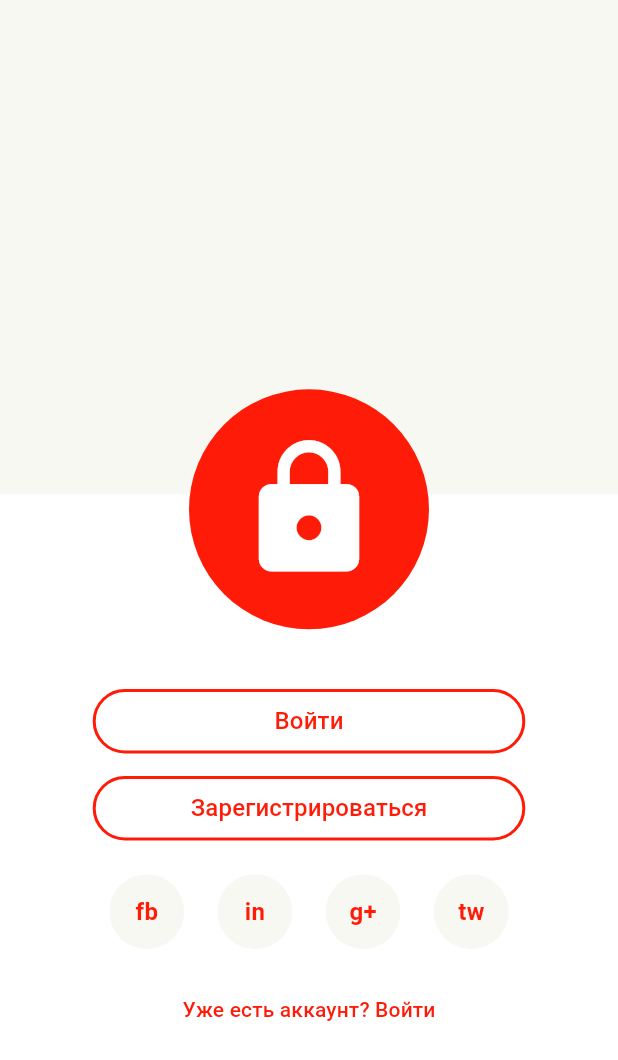
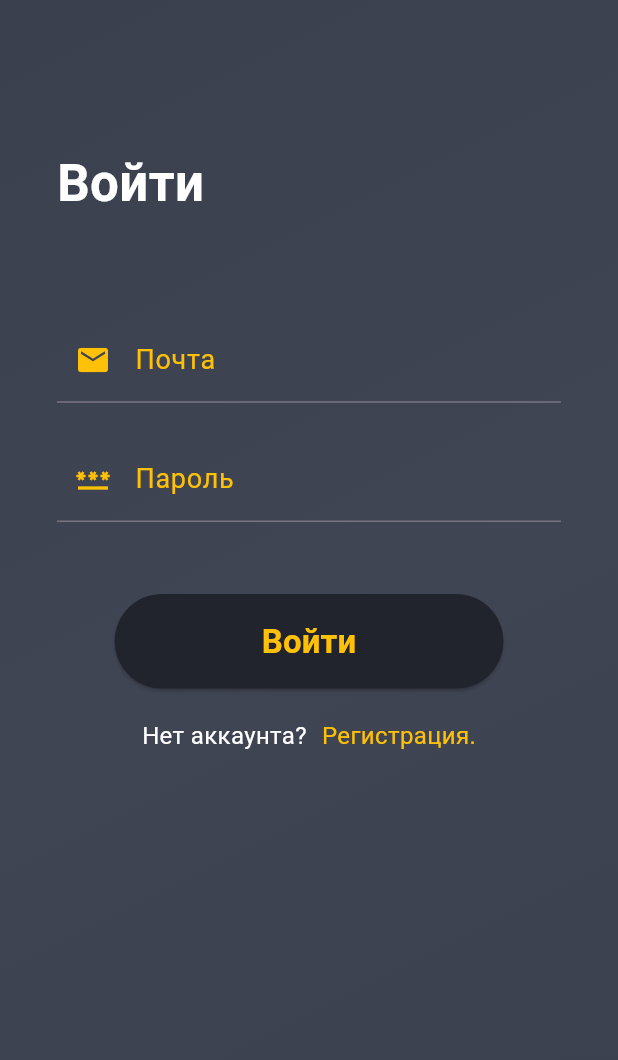
Before and after one commit to Alex228q/map_point, a Flutter app: the screen it shows after launch, on a phone screen of 412 x 824 dp. Shown: the top 1060 px of the screen. Run offline on Flutter 3.47's test engine with Material 3 defaults, Android fonts, the phone set to English and light mode, and no system bars; our stand-ins replace flutter_map, geolocator, latlong2, lottie; missing offline and left inert: flutter_map_animations.

Commit message:
update_10_12

```diff
--- /dev/null
+++ b/lib/auth/presentation/auth_screen.dart
@@ -0,0 +1,154 @@
+import 'package:flutter/material.dart';
+import 'package:map_point/map/presentation/map_screen.dart';
+
+class AuthScreen extends StatefulWidget {
+  const AuthScreen({super.key});
+
+  @override
+  State<AuthScreen> createState() => _AuthScreenState();
+}
+
+class _AuthScreenState extends State<AuthScreen> {
+  @override
+  Widget build(BuildContext context) {
+    return Scaffold(
+      body: Stack(
+        children: [
+          Container(
+            decoration: BoxDecoration(
+              gradient: LinearGradient(
+                begin: Alignment.topLeft,
+                end: Alignment.bottomRight,
+                colors: [
+                  Color.fromARGB(255, 59, 64, 78),
+                  Color.fromARGB(255, 64, 69, 83),
+                  Color.fromARGB(255, 59, 64, 78),
+                ],
+              ),
+            ),
+          ),
+          Padding(
+            padding: const EdgeInsets.symmetric(
+              horizontal: 38,
+            ),
+            child: SingleChildScrollView(
+              child: logIn(),
+            ),
+          )
+        ],
+      ),
+    );
+  }
+
+  Widget logIn() {
+    return Column(
+      crossAxisAlignment: CrossAxisAlignment.start,
+      children: [
+        SizedBox(
+          height: MediaQuery.of(context).padding.top,
+        ),
+        SizedBox(
+          height: 98,
+        ),
+        Text(
+          'Войти',
+          style: TextStyle(
+            color: Color.fromARGB(255, 254, 254, 254),
+            fontSize: 34,
+            fontWeight: FontWeight.bold,
+          ),
+        ),
+        SizedBox(height: 64),
+        Form(
+          child: Column(
+            children: [
+              TextFormField(
+                style: TextStyle(color: Colors.amber),
+                cursorColor: Colors.white,
+                decoration: InputDecoration(
+                  prefixIcon: Icon(Icons.email, color: Colors.amber),
+                  labelText: 'Почта',
+                  labelStyle: TextStyle(color: Colors.amber, fontSize: 18),
+                  focusedBorder: UnderlineInputBorder(
+                    borderSide: BorderSide(
+                      color: Colors.amber,
+                      width: 2.0,
+                    ),
+                  ),
+                ),
+              ),
+              SizedBox(height: 22),
+              TextFormField(
+                style: TextStyle(color: Colors.amber),
+                decoration: InputDecoration(
+                  prefixIcon: Icon(Icons.password, color: Colors.amber),
+                  labelText: 'Пароль',
+                  labelStyle: TextStyle(color: Colors.amber, fontSize: 18),
+                  focusedBorder: UnderlineInputBorder(
+                    borderSide: BorderSide(
+                      color: Colors.amber,
+                      width: 2.0,
+                    ),
+                  ),
+                ),
+              ),
+            ],
+          ),
+        ),
+        SizedBox(height: 48),
+        Align(
+          child: ElevatedButton(
+            style: ElevatedButton.styleFrom(
+              backgroundColor: Color.fromARGB(255, 33, 36, 44),
+              padding: EdgeInsets.symmetric(horizontal: 98, vertical: 16),
+            ),
+            onPressed: () {
+              Navigator.pushReplacement(
+                context,
+                MaterialPageRoute(
+                  builder: (context) {
+                    return MapScreen();
+                  },
+                ),
+              );
+            },
+            child: Text(
+              'Войти',
+              style: TextStyle(
+                color: Colors.amber,
+                fontSize: 22,
+                fontWeight: FontWeight.bold,
+              ),
+            ),
+          ),
+        ),
+        SizedBox(height: 20),
+        Row(
+          mainAxisAlignment: MainAxisAlignment.center,
+          children: [
+            Text(
+              'Нет аккаунта?',
+              style: TextStyle(
+                color: Color.fromARGB(255, 254, 254, 254),
+                fontSize: 16,
+              ),
+            ),
+            SizedBox(
+              width: 10,
+            ),
+            InkWell(
+              onTap: () {},
+              child: Text(
+                'Регистрация.',
+                style: TextStyle(
+                  color: Colors.amber,
+                  fontSize: 16,
+                ),
+              ),
+            ),
+          ],
+        )
+      ],
+    );
+  }
+}
--- a/lib/auth/presentation/custom_button.dart
+++ /dev/null
@@ -1,29 +0,0 @@
-import 'package:flutter/material.dart';
-
-class CustomButton extends StatelessWidget {
-  const CustomButton({super.key, required this.text, required this.onTap});
-
-  final String text;
-  final Function() onTap;
-
-  @override
-  Widget build(BuildContext context) {
-    return OutlinedButton(
-      onPressed: onTap,
-      style: OutlinedButton.styleFrom(
-        padding: EdgeInsets.symmetric(vertical: 10),
-        side: BorderSide(
-          color: Color.fromARGB(255, 254, 28, 8),
-          width: 2,
-        ),
-      ),
-      child: Text(
-        text,
-        style: TextStyle(
-          color: Color.fromARGB(255, 254, 28, 8),
-          fontSize: 16,
-        ),
-      ),
-    );
-  }
-}
--- a/lib/auth/presentation/logo_lock.dart
+++ /dev/null
@@ -1,23 +0,0 @@
-import 'package:flutter/material.dart';
-
-class LogoLock extends StatelessWidget {
-  const LogoLock({super.key});
-
-  @override
-  Widget build(BuildContext context) {
-    return Center(
-      child: Container(
-        decoration: BoxDecoration(
-          borderRadius: BorderRadius.circular(150),
-          color: Color.fromARGB(255, 254, 28, 8),
-        ),
-        padding: EdgeInsets.all(30),
-        child: Icon(
-          Icons.lock,
-          size: 100,
-          color: Colors.white,
-        ),
-      ),
-    );
-  }
-}
--- a/lib/auth/presentation/reg_screen.dart
+++ /dev/null
@@ -1,99 +0,0 @@
-import 'package:flutter/material.dart';
-
-import '../../map/presentation/map_screen.dart';
-import 'custom_button.dart';
-import 'logo_lock.dart';
-import 'social_sign_button.dart';
-
-class RegistrationScreen extends StatelessWidget {
-  const RegistrationScreen({super.key});
-
-  @override
-  Widget build(BuildContext context) {
-    return Scaffold(
-      body: LayoutBuilder(
-        builder: (context, constraints) {
-          double screenHeight = constraints.maxHeight;
-          double screenWidth = constraints.maxWidth;
-
-          return Stack(
-            children: [
-              Column(
-                children: [
-                  Container(
-                    height: screenHeight * 0.4,
-                    color: Color.fromARGB(255, 248, 248, 243),
-                  ),
-                  Container(
-                    height: screenHeight * 0.6,
-                    width: double.infinity,
-                    color: Colors.white,
-                    child: Column(
-                      mainAxisAlignment: MainAxisAlignment.center,
-                      children: [
-                        SizedBox(
-                          width: screenWidth * 0.7,
-                          child: CustomButton(
-                            text: 'Войти',
-                            onTap: () {
-                              Navigator.pushReplacement(
-                                context,
-                                MaterialPageRoute(
-                                  builder: (context) {
-                                    return MapScreen();
-                                  },
-                                ),
-                              );
-                            },
-                          ),
-                        ),
-                        SizedBox(height: 10),
-                        SizedBox(
-                          width: screenWidth * 0.7,
-                          child: CustomButton(
-                            text: 'Зарегистрироваться',
-                            onTap: () {},
-                          ),
-                        ),
-                        SizedBox(height: 20),
-                        SizedBox(
-                          width: screenWidth * 0.7,
-                          child: Row(
-                            mainAxisAlignment: MainAxisAlignment.spaceAround,
-                            children: [
-                              SocialSignButton(logoText: 'fb'),
-                              SocialSignButton(logoText: 'in'),
-                              SocialSignButton(logoText: 'g+'),
-                              SocialSignButton(logoText: 'tw'),
-                            ],
-                          ),
-                        ),
-                        SizedBox(height: 16),
-                        TextButton(
-                          onPressed: () {},
-                          child: Text(
-                            'Уже есть аккаунт? Войти',
-                            style: TextStyle(
-                              color: Color.fromARGB(255, 254, 28, 8),
-                            ),
-                          ),
-                        ),
-                      ],
-                    ),
-                  ),
-                ],
-              ),
-              Positioned(
-                left: 0,
-                right: 0,
-                top: screenHeight * 0.315,
-                child: LogoLock(),
-              )
-            ],
-          );
-        },
-      ),
-    );
-  }
-}
-//Color.fromARGB(255, 254, 28, 8),
--- a/lib/auth/presentation/social_sign_button.dart
+++ /dev/null
@@ -1,33 +0,0 @@
-import 'package:flutter/material.dart';
-
-class SocialSignButton extends StatelessWidget {
-  const SocialSignButton({super.key, required this.logoText});
-  final String logoText;
-
-  @override
-  Widget build(BuildContext context) {
-    return Material(
-      borderRadius: BorderRadius.circular(50),
-      color: Color.fromARGB(255, 248, 248, 243),
-      child: InkWell(
-        borderRadius: BorderRadius.circular(50),
-        onTap: () {},
-        child: Container(
-          width: 50,
-          height: 50,
-          child: Center(
-            child: Text(
-              logoText,
-              style: TextStyle(
-                color: Color.fromARGB(255, 254, 28, 8),
-                fontWeight: FontWeight.bold,
-                fontSize: 16,
-              ),
-            ),
-          ),
-        ),
-      ),
-    );
-  }
-}
-//Color.fromARGB(255, 248, 248, 243),
--- a/lib/main.dart
+++ b/lib/main.dart
@@ -1,5 +1,5 @@
 import 'package:flutter/material.dart';
-import 'package:map_point/auth/presentation/reg_screen.dart';
+import 'package:map_point/auth/presentation/auth_screen.dart';
 
 void main() {
   runApp(const MainApp());
@@ -12,7 +12,7 @@ class MainApp extends StatelessWidget {
   Widget build(BuildContext context) {
     return const MaterialApp(
       debugShowCheckedModeBanner: false,
-      home: RegistrationScreen(),
+      home: AuthScreen(),
     );
   }
 }
```
